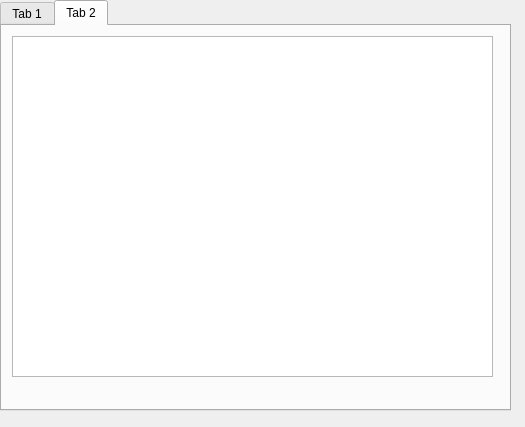
Before: the Qt Designer form TextEdit/textedit.ui in BuhDuy256/Student-Management-GROUP6-KTLT-23CLC03, drawn with Qt 5.
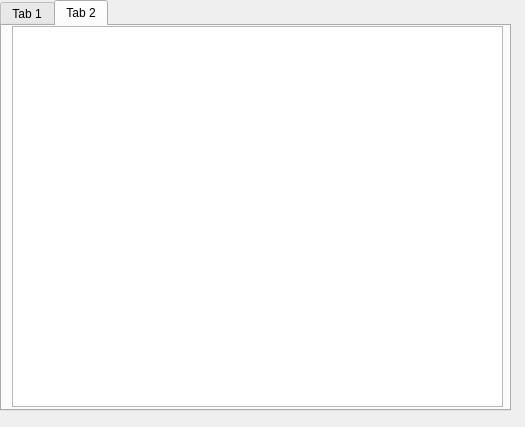
After: the same form once the commit is applied.

What changed in the file:
```diff
--- a/TextEdit/textedit.ui
+++ b/TextEdit/textedit.ui
@@ -93,13 +93,13 @@
     <attribute name="title">
      <string>Tab 2</string>
     </attribute>
-    <widget class="QListView" name="listView">
+    <widget class="QTableView" name="tableView">
      <property name="geometry">
       <rect>
        <x>10</x>
-       <y>10</y>
-       <width>481</width>
-       <height>341</height>
+       <y>0</y>
+       <width>491</width>
+       <height>381</height>
       </rect>
      </property>
     </widget>
```
